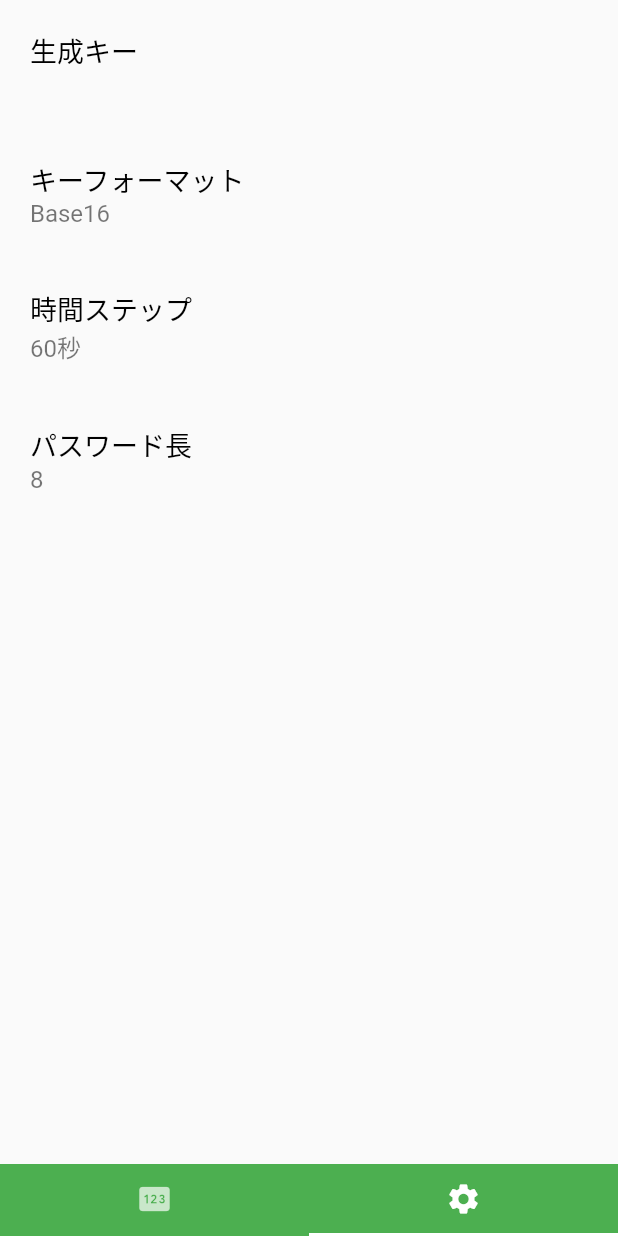
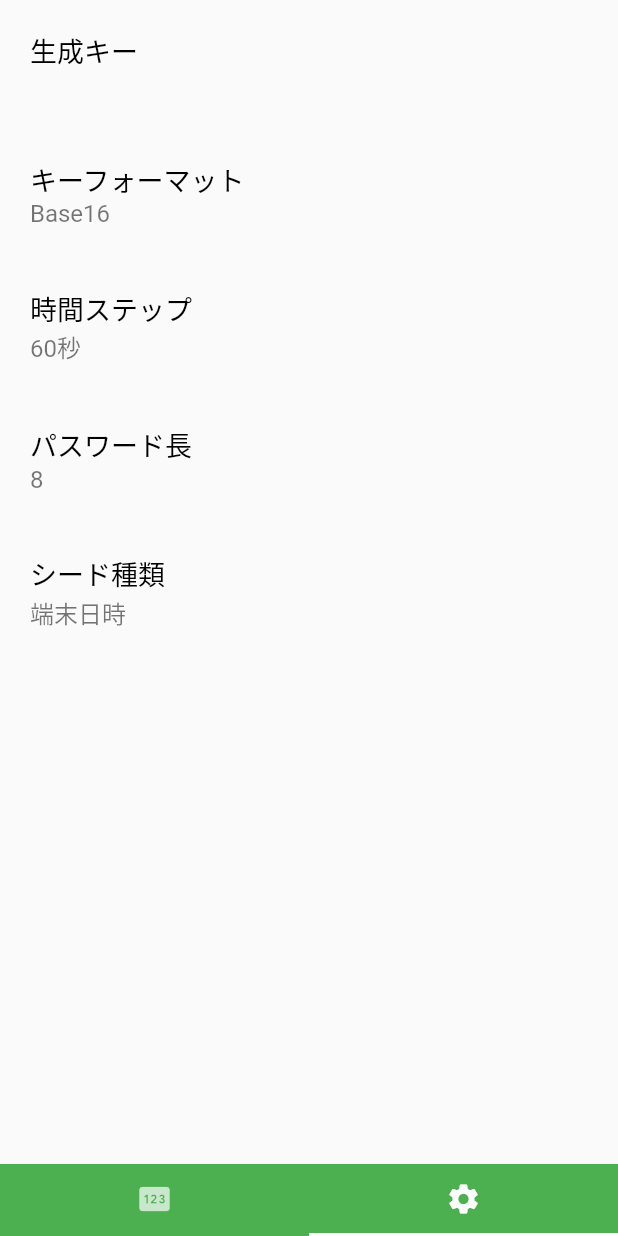
Before and after one commit to kuma0223/TotpGenerator, a Flutter app: the screen it shows after launch, tab 2 chosen, on a phone screen of 412 x 824 dp. Run offline on Flutter 3.47's test engine with Material 2 defaults, Android fonts, the phone set to English and light mode, and no system bars; our stand-ins replace flutter_datetime_picker, shared_preferences.

Commit message:
backup 20221113

```diff
--- a/lib/classes/setting.dart
+++ b/lib/classes/setting.dart
@@ -4,7 +4,11 @@ class Setting{
   static var step = 60;
   static var length = 8;
   static var key = "";
+  /// Base16 | Base32 | ASCII
   static var keyType = "Base16";
+  static var seedType = SeedTypes.now;
+  static var seedShiftOffset = 0;
+  static var seedHoldTime = 0;
 
   static load() async{
     var sp = await SharedPreferences.getInstance();
@@ -12,6 +16,9 @@ class Setting{
     length = sp.getInt("length") ?? 8;
     key = sp.getString("key") ?? "";
     keyType = sp.getString("keyType") ?? "Base16";
+    seedType = sp.getInt("seedType") ?? 0;
+    seedShiftOffset = sp.getInt("seedShiftOffset") ?? 0;
+    seedHoldTime = sp.getInt("seedHoldTime") ?? 0;
   }
   static save() async{
     var sp = await SharedPreferences.getInstance();
@@ -19,5 +26,23 @@ class Setting{
     sp.setInt("length", length);
     sp.setString("key", key);
     sp.setString("keyType", keyType);
+    sp.setInt("seedType", seedType);
+    sp.setInt("seedShiftOffset", seedShiftOffset);
+    sp.setInt("seedHoldTime", seedHoldTime);
   }
 }
+
+class SeedTypes{
+  static const int now = 0;
+  static const int shift = 1;
+  static const int hold = 2;
+
+  static String getName(int type){
+    switch(type){
+      case now: return "端末日時";
+      case shift: return "端末日時 + X";
+      case hold: return "指定日時";
+      default: return "";
+    }
+  }
+}
--- a/lib/generate_view.dart
+++ b/lib/generate_view.dart
@@ -63,7 +63,7 @@ class _GenerateViewState extends State<GenerateView>{
   void _copyCode(){
     if(_generatedValue == "") return;
     Clipboard.setData(ClipboardData(text:_generatedValue));
-    const snackBar = SnackBar(content: Text('コードをコピーしました'));
+    const snackBar = SnackBar(content: Text('パスワードをコピーしました'));
     ScaffoldMessenger.of(context).showSnackBar(snackBar);
   }
 
@@ -110,7 +110,7 @@ class _GenerateButton extends StatelessWidget{
       ),
       child: const Padding(
         padding: EdgeInsets.all(5),
-        child: Text("コード生成", style: TextStyle(fontSize: 26)),
+        child: Text("パスワード生成", style: TextStyle(fontSize: 26)),
       ),
     );
   }
--- a/lib/setting_view.dart
+++ b/lib/setting_view.dart
@@ -1,4 +1,5 @@
 import 'package:flutter/material.dart';
+import 'package:flutter_datetime_picker/flutter_datetime_picker.dart';
 import 'package:totp_generator/classes/setting.dart';
 
 class SettingView extends StatefulWidget{
@@ -59,6 +60,33 @@ class _SettingViewState extends State<SettingView>{
               save(()=>Setting.length=value);
             }
           ),
+
+          _SelectItem(
+            title: "シード種類",
+            value: SeedTypes.getName(Setting.seedType),
+            options: [
+              [SeedTypes.getName(SeedTypes.now), SeedTypes.now],
+              [SeedTypes.getName(SeedTypes.shift), SeedTypes.shift],
+              [SeedTypes.getName(SeedTypes.hold), SeedTypes.hold],
+            ],
+            onSelected: (value){
+              if(value == null) return;
+              save(()=>Setting.seedType=value);
+            }
+          ),
+
+          Visibility(
+            visible: Setting.seedType == SeedTypes.hold,
+            child: _EpocSecItem(
+              title: "指定日時",
+              value: Setting.seedHoldTime,
+              onInputed: (value){
+                //if(value == null) return;
+                save(()=>Setting.seedHoldTime=value);
+              },
+            ),
+          ),
+
         ],
       ),
     );
@@ -170,3 +198,48 @@ class _SelectItem extends StatelessWidget{
     );
   }
 }
+
+class _EpocSecItem extends StatelessWidget{
+  final String title;
+  final int value;
+  final Function(int)? onInputed;
+
+  const _EpocSecItem({required this.title, required this.value, this.onInputed });
+
+  void pressed(BuildContext context) async{
+    DatePicker.showDateTimePicker(
+      context,
+      minTime: DateTime.fromMicrosecondsSinceEpoch(0),
+      onConfirm: (date) {
+        onInputed?.call(date.millisecondsSinceEpoch);
+      },
+      currentTime: DateTime.fromMillisecondsSinceEpoch(value),
+      locale: LocaleType.jp
+    );
+  }
+
+  @override
+  Widget build(BuildContext context) {
+    return TextButton(
+      style: TextButton.styleFrom(
+        alignment: Alignment.topLeft,
+        padding: const EdgeInsets.all(20),
+        foregroundColor: Colors.black,
+      ),
+      onPressed: onInputed==null ? null : () => pressed(context),
+      child: Column(
+        crossAxisAlignment: CrossAxisAlignment.start,
+        children: [
+          Text(title, style: const TextStyle(fontSize: 18, fontWeight: FontWeight.normal)),
+          Text(toDateString(value), style: const TextStyle(fontSize: 16, fontWeight: FontWeight.normal, color: Colors.black54)),
+        ],
+      ),
+    );
+  }
+
+  String toDateString(int v){
+    var d = DateTime.fromMillisecondsSinceEpoch(v);
+    return "${d.year}/${d.month}/${d.day} "
+      "${d.hour.toString().padLeft(2,"0")}:${d.minute.toString().padLeft(2,"0")}:${d.second.toString().padLeft(2,"0")}";
+  }
+}
--- a/pubspec.yaml
+++ b/pubspec.yaml
@@ -33,6 +33,7 @@ dependencies:
     sdk: flutter
   shared_preferences: ^2.0.13
   crypto: '>=3.0.2 <4.0.0'
+  flutter_datetime_picker: ^1.5.1
 
 
   # The following adds the Cupertino Icons font to your application.
```
Also changed, not shown: pubspec.lock.
